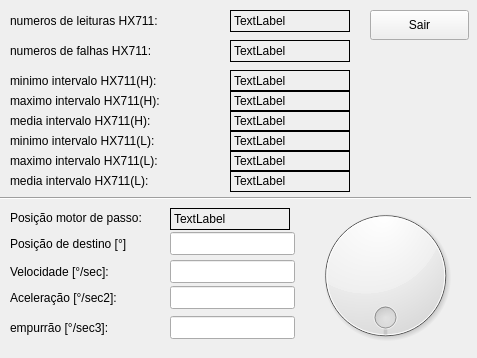
Old version of the form debugwidget.ui in the repository liprandi/gerolamo.
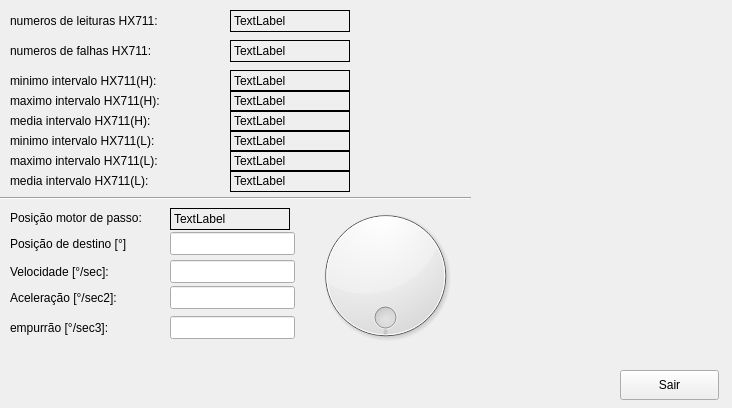
New version of the form.

The edit to the form file:
```diff
--- a/debugwidget.ui
+++ b/debugwidget.ui
@@ -6,8 +6,8 @@
    <rect>
     <x>0</x>
     <y>0</y>
-    <width>477</width>
-    <height>358</height>
+    <width>732</width>
+    <height>408</height>
    </rect>
   </property>
   <property name="windowTitle">
@@ -132,8 +132,8 @@
   <widget class="QPushButton" name="pbQuit">
    <property name="geometry">
     <rect>
-     <x>370</x>
-     <y>10</y>
+     <x>620</x>
+     <y>370</y>
      <width>99</width>
      <height>30</height>
     </rect>
```
Left out of the diff: 3 changed lines with no effect on the pictures.
